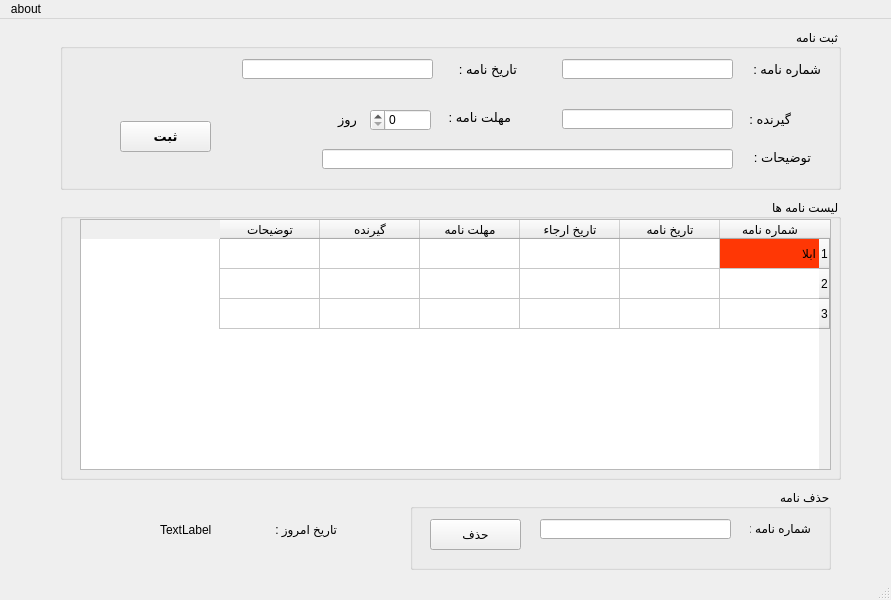
Before: the Qt Designer form let_gui.ui in kazem3d/letter_archive, drawn with Qt 5.
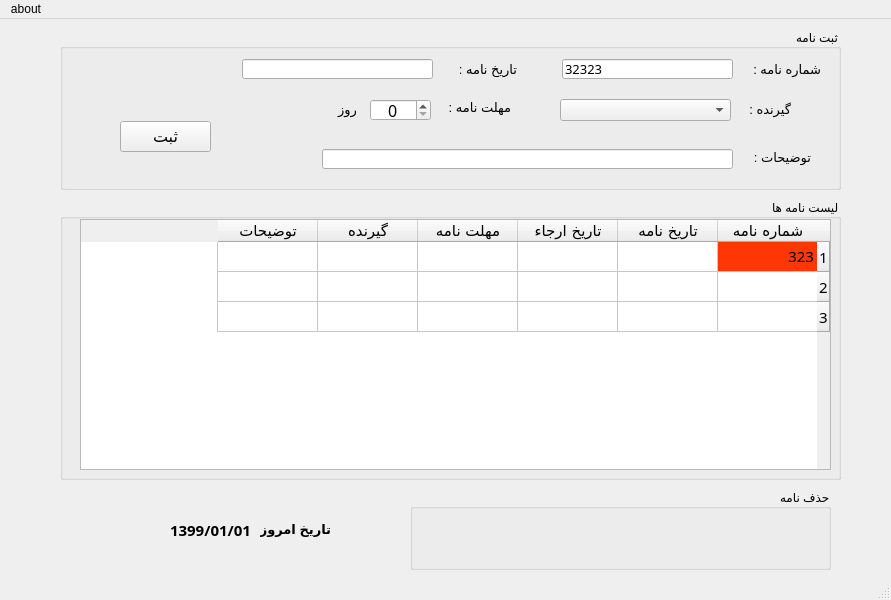
After: the same form once the commit is applied.

Patch:
```diff
--- a/let_gui.ui
+++ b/let_gui.ui
@@ -38,6 +38,12 @@
        <height>251</height>
       </rect>
      </property>
+     <property name="font">
+      <font>
+       <family>B Homa</family>
+       <pointsize>11</pointsize>
+      </font>
+     </property>
      <property name="layoutDirection">
       <enum>Qt::RightToLeft</enum>
      </property>
@@ -91,7 +97,7 @@
      </column>
      <item row="0" column="0">
       <property name="text">
-       <string>ابلا</string>
+       <string>323</string>
       </property>
       <property name="background">
        <brush brushstyle="SolidPattern">
@@ -170,12 +176,21 @@
        <height>20</height>
       </rect>
      </property>
+     <property name="font">
+      <font>
+       <family>B Homa</family>
+       <pointsize>10</pointsize>
+      </font>
+     </property>
+     <property name="text">
+      <string>32323</string>
+     </property>
     </widget>
     <widget class="QLabel" name="label_2">
      <property name="geometry">
       <rect>
        <x>690</x>
-       <y>80</y>
+       <y>70</y>
        <width>41</width>
        <height>20</height>
       </rect>
@@ -189,16 +204,6 @@
       <string>گیرنده :</string>
      </property>
     </widget>
-    <widget class="QLineEdit" name="lineEdit_2">
-     <property name="geometry">
-      <rect>
-       <x>502</x>
-       <y>80</y>
-       <width>171</width>
-       <height>20</height>
-      </rect>
-     </property>
-    </widget>
     <widget class="QLabel" name="label_3">
      <property name="geometry">
       <rect>
@@ -231,17 +236,29 @@
      <property name="geometry">
       <rect>
        <x>310</x>
-       <y>80</y>
+       <y>70</y>
        <width>61</width>
        <height>22</height>
       </rect>
      </property>
+     <property name="font">
+      <font>
+       <family>B Homa</family>
+       <pointsize>12</pointsize>
+      </font>
+     </property>
+     <property name="layoutDirection">
+      <enum>Qt::LeftToRight</enum>
+     </property>
+     <property name="alignment">
+      <set>Qt::AlignCenter</set>
+     </property>
     </widget>
     <widget class="QLabel" name="label_4">
      <property name="geometry">
       <rect>
        <x>380</x>
-       <y>80</y>
+       <y>70</y>
        <width>71</width>
        <height>16</height>
       </rect>
@@ -287,7 +304,7 @@
      <property name="geometry">
       <rect>
        <x>250</x>
-       <y>80</y>
+       <y>70</y>
        <width>47</width>
        <height>21</height>
       </rect>
@@ -312,15 +329,35 @@
      </property>
      <property name="font">
       <font>
-       <pointsize>10</pointsize>
-       <weight>75</weight>
-       <bold>true</bold>
+       <family>B Titr</family>
+       <pointsize>12</pointsize>
+       <weight>50</weight>
+       <bold>false</bold>
       </font>
      </property>
      <property name="text">
       <string>ثبت</string>
      </property>
     </widget>
+    <widget class="QComboBox" name="comboBox">
+     <property name="geometry">
+      <rect>
+       <x>500</x>
+       <y>70</y>
+       <width>171</width>
+       <height>22</height>
+      </rect>
+     </property>
+     <property name="font">
+      <font>
+       <family>B Homa</family>
+       <pointsize>10</pointsize>
+      </font>
+     </property>
+     <property name="layoutDirection">
+      <enum>Qt::LeftToRight</enum>
+     </property>
+    </widget>
    </widget>
    <widget class="QGroupBox" name="groupBox_2">
     <property name="geometry">
@@ -340,49 +377,39 @@
     <widget class="QLabel" name="label_7">
      <property name="geometry">
       <rect>
-       <x>340</x>
-       <y>19</y>
-       <width>61</width>
+       <x>40</x>
+       <y>20</y>
+       <width>341</width>
        <height>41</height>
       </rect>
      </property>
-     <property name="text">
-      <string>شماره نامه :</string>
+     <property name="font">
+      <font>
+       <family>B Lotus</family>
+       <pointsize>13</pointsize>
+      </font>
      </property>
-    </widget>
-    <widget class="QLineEdit" name="lineEdit_5">
-     <property name="geometry">
-      <rect>
-       <x>130</x>
-       <y>30</y>
-       <width>191</width>
-       <height>20</height>
-      </rect>
-     </property>
-    </widget>
-    <widget class="QPushButton" name="pushButton_2">
-     <property name="geometry">
-      <rect>
-       <x>20</x>
-       <y>30</y>
-       <width>91</width>
-       <height>31</height>
-      </rect>
-     </property>
      <property name="text">
-      <string>حذف</string>
+      <string>&lt;html&gt;&lt;head/&gt;&lt;body&gt;&lt;p&gt;&lt;span style=&quot; color:#f80000;&quot;&gt;&lt;/span&gt;&lt;/p&gt;&lt;/body&gt;&lt;/html&gt;</string>
      </property>
     </widget>
    </widget>
    <widget class="QLabel" name="label_8">
     <property name="geometry">
      <rect>
-      <x>266</x>
+      <x>260</x>
       <y>500</y>
       <width>71</width>
       <height>20</height>
      </rect>
     </property>
+    <property name="font">
+     <font>
+      <pointsize>10</pointsize>
+      <weight>75</weight>
+      <bold>true</bold>
+     </font>
+    </property>
     <property name="text">
      <string>تاریخ امروز :</string>
     </property>
@@ -390,14 +417,25 @@
    <widget class="QLabel" name="label_9">
     <property name="geometry">
      <rect>
-      <x>160</x>
+      <x>170</x>
       <y>500</y>
-      <width>111</width>
+      <width>81</width>
       <height>21</height>
      </rect>
     </property>
+    <property name="font">
+     <font>
+      <family>B Titr</family>
+      <pointsize>11</pointsize>
+      <weight>75</weight>
+      <bold>true</bold>
+     </font>
+    </property>
+    <property name="layoutDirection">
+     <enum>Qt::LeftToRight</enum>
+    </property>
     <property name="text">
-     <string>TextLabel</string>
+     <string>1399/01/01</string>
     </property>
    </widget>
    <zorder>groupBox</zorder>
```
Left out of the diff: 12 changed lines with no effect on the pictures.
